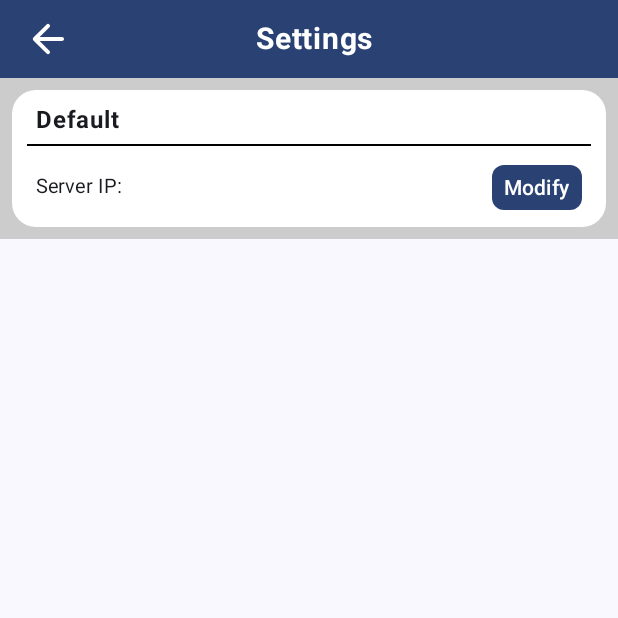
After one commit to TopSea/SimpleGLM, an Android app built with Jetpack Compose: the SettingScreen screen opened through its navigation route, on a phone screen of 412 x 824 dp, the top half of it. The commit adds this screen. Run offline under Robolectric (Android 15) with nearby library versions, the phone set to English and light mode, and no system bars; libraries missing offline, so code that uses them is left out: com.tencent.mmkv; 2 statements that could not run were skipped.

Commit message:
简单的界面。

```diff
--- a/app/src/main/AndroidManifest.xml
+++ b/app/src/main/AndroidManifest.xml
@@ -3,6 +3,7 @@
     xmlns:tools="http://schemas.android.com/tools">
 
     <application
+        android:name=".SimpleApplication"
         android:allowBackup="true"
         android:dataExtractionRules="@xml/data_extraction_rules"
         android:fullBackupContent="@xml/backup_rules"
--- a/app/src/main/java/top/topsea/simpleglm/MainActivity.kt
+++ b/app/src/main/java/top/topsea/simpleglm/MainActivity.kt
@@ -10,19 +10,34 @@ import androidx.compose.material3.Text
 import androidx.compose.runtime.Composable
 import androidx.compose.ui.Modifier
 import androidx.compose.ui.tooling.preview.Preview
+import androidx.navigation.compose.NavHost
+import androidx.navigation.compose.composable
+import androidx.navigation.compose.rememberNavController
+import top.topsea.simpleglm.ui.screen.MainScreen
+import top.topsea.simpleglm.ui.screen.SettingScreen
 import top.topsea.simpleglm.ui.theme.SimpleGLMTheme
 
 class MainActivity : ComponentActivity() {
     override fun onCreate(savedInstanceState: Bundle?) {
         super.onCreate(savedInstanceState)
         setContent {
+            val navController = rememberNavController()
             SimpleGLMTheme {
                 // A surface container using the 'background' color from the theme
                 Surface(
                     modifier = Modifier.fillMaxSize(),
                     color = MaterialTheme.colorScheme.background
                 ) {
-                    Greeting("Android")
+                    NavHost(navController = navController, startDestination = "main_screen") {
+                        composable("main_screen") {
+                            MainScreen(
+                                navigateToProfile = { },
+                                navController = navController,
+                            )
+                        }
+                        composable("settings") { SettingScreen(navController = navController) }
+                    }
+
                 }
             }
         }
--- /dev/null
+++ b/app/src/main/java/top/topsea/simpleglm/settings/CSettings.kt
@@ -0,0 +1,26 @@
+package top.topsea.simpleglm.settings
+
+import androidx.compose.runtime.Composable
+
+class CSettings(name: String, enabled: Boolean = true) {
+    var commentName: String
+    var executeStage: Int = 0
+    var enabled: Boolean = true
+    lateinit var settingsUI: @Composable () -> Unit
+
+    constructor(
+        settingsUI: @Composable () -> Unit,
+        executeStage: Int,
+        name: String,
+        enabled: Boolean = true
+    ): this(name, enabled){
+        this.executeStage = executeStage
+        this.settingsUI = settingsUI
+        this.enabled = enabled
+    }
+
+    init {
+        commentName = name
+    }
+
+}
--- /dev/null
+++ b/app/src/main/java/top/topsea/simpleglm/ui/screen/MainScreen.kt
@@ -0,0 +1,95 @@
+package top.topsea.simpleglm.ui.screen
+
+import android.graphics.drawable.Icon
+import androidx.compose.foundation.Image
+import androidx.compose.foundation.background
+import androidx.compose.foundation.clickable
+import androidx.compose.foundation.layout.Box
+import androidx.compose.foundation.layout.Column
+import androidx.compose.foundation.layout.fillMaxSize
+import androidx.compose.foundation.layout.fillMaxWidth
+import androidx.compose.foundation.layout.height
+import androidx.compose.foundation.layout.padding
+import androidx.compose.foundation.layout.size
+import androidx.compose.foundation.lazy.rememberLazyListState
+import androidx.compose.material.icons.Icons
+import androidx.compose.material.icons.rounded.Settings
+import androidx.compose.material3.ExperimentalMaterial3Api
+import androidx.compose.material3.Icon
+import androidx.compose.material3.Scaffold
+import androidx.compose.material3.Text
+import androidx.compose.material3.dynamicLightColorScheme
+import androidx.compose.runtime.Composable
+import androidx.compose.runtime.rememberCoroutineScope
+import androidx.compose.ui.Alignment
+import androidx.compose.ui.Modifier
+import androidx.compose.ui.graphics.Color
+import androidx.compose.ui.graphics.toArgb
+import androidx.compose.ui.platform.LocalContext
+import androidx.compose.ui.res.stringResource
+import androidx.compose.ui.text.font.FontWeight
+import androidx.compose.ui.unit.ExperimentalUnitApi
+import androidx.compose.ui.unit.TextUnit
+import androidx.compose.ui.unit.TextUnitType
+import androidx.compose.ui.unit.dp
+import androidx.navigation.NavController
+import top.topsea.simpleglm.R
+
+@OptIn(ExperimentalMaterial3Api::class)
+@Composable
+fun MainScreen(
+    navController: NavController,
+    navigateToProfile: (String) -> Unit,
+) {
+    val scrollState = rememberLazyListState()
+    val scope = rememberCoroutineScope()
+
+    Scaffold(
+        topBar = { MainTopBar(navController) }
+    ) { paddingValues ->
+        Column(
+            Modifier
+                .fillMaxSize()
+                .padding(paddingValues)) {
+        }
+    }
+
+}
+
+@OptIn(ExperimentalUnitApi::class)
+@Composable
+fun MainTopBar(
+    navController: NavController
+) {
+    val context = LocalContext.current
+
+    Box(
+        modifier = Modifier
+            .fillMaxWidth()
+            .height(52.dp)
+            .background(color = Color(dynamicLightColorScheme(context).primary.toArgb()))
+    ) {
+        Text(
+            text = stringResource(id = R.string.app_name),
+            modifier = Modifier
+                .padding(start = 16.dp)
+                .align(Alignment.CenterStart),
+            fontSize = TextUnit(value = 20F, type = TextUnitType.Sp),
+            fontWeight = FontWeight.Bold,
+            color = Color.White
+        )
+
+        Icon(
+            imageVector = Icons.Rounded.Settings,
+            contentDescription = null,
+            modifier = Modifier
+                .padding(end = 16.dp, top = 4.dp, bottom = 8.dp)
+                .size(32.dp)
+                .align(Alignment.CenterEnd)
+                .clickable {
+                    navController.navigate("settings")
+                },
+            tint = Color.White
+        )
+    }
+}
--- /dev/null
+++ b/app/src/main/java/top/topsea/simpleglm/ui/screen/SettingScreen.kt
@@ -0,0 +1,200 @@
+package top.topsea.simpleglm.ui.screen
+
+import androidx.compose.foundation.background
+import androidx.compose.foundation.clickable
+import androidx.compose.foundation.layout.Box
+import androidx.compose.foundation.layout.Column
+import androidx.compose.foundation.layout.PaddingValues
+import androidx.compose.foundation.layout.Row
+import androidx.compose.foundation.layout.fillMaxWidth
+import androidx.compose.foundation.layout.height
+import androidx.compose.foundation.layout.padding
+import androidx.compose.foundation.layout.size
+import androidx.compose.foundation.lazy.LazyColumn
+import androidx.compose.foundation.shape.RoundedCornerShape
+import androidx.compose.foundation.text.BasicTextField
+import androidx.compose.foundation.text.KeyboardOptions
+import androidx.compose.material.icons.Icons
+import androidx.compose.material.icons.rounded.ArrowBack
+import androidx.compose.material3.Button
+import androidx.compose.material3.ExperimentalMaterial3Api
+import androidx.compose.material3.Icon
+import androidx.compose.material3.Scaffold
+import androidx.compose.material3.Switch
+import androidx.compose.material3.Text
+import androidx.compose.material3.dynamicLightColorScheme
+import androidx.compose.runtime.*
+import androidx.compose.ui.Alignment
+import androidx.compose.ui.Modifier
+import androidx.compose.ui.graphics.Color
+import androidx.compose.ui.graphics.toArgb
+import androidx.compose.ui.platform.LocalContext
+import androidx.compose.ui.res.stringResource
+import androidx.compose.ui.text.TextStyle
+import androidx.compose.ui.text.font.FontWeight
+import androidx.compose.ui.text.input.KeyboardType
+import androidx.compose.ui.unit.ExperimentalUnitApi
+import androidx.compose.ui.unit.TextUnit
+import androidx.compose.ui.unit.TextUnitType
+import androidx.compose.ui.unit.dp
+import androidx.navigation.NavController
+import com.tencent.mmkv.MMKV
+import top.topsea.simpleglm.settings.CSettings
+import top.topsea.simpleglm.R
+
+@OptIn(ExperimentalMaterial3Api::class)
+@Composable
+fun SettingScreen(
+    navController: NavController
+) {
+    val setting = CSettings({ DefaultSettings() }, executeStage = 1, name = "Default")
+    val settings = listOf(setting)
+    Scaffold(
+        topBar = { SettingTopBar(navController) },
+    ) { paddingValues ->
+        LazyColumn(
+            modifier = Modifier
+                .background(color = Color.LightGray)
+                .padding(paddingValues)
+        ) {
+            items(settings.size) {
+                BasicSettingBlock(modifier = Modifier.padding(8.dp), setting = settings[it])
+            }
+        }
+    }
+}
+
+@OptIn(ExperimentalUnitApi::class)
+@Composable
+fun SettingTopBar(
+    navController: NavController
+) {
+    val context = LocalContext.current
+
+    Box(
+        modifier = Modifier
+            .fillMaxWidth()
+            .height(52.dp)
+            .background(color = Color(dynamicLightColorScheme(context).primary.toArgb()))
+    ) {
+        Icon(
+            imageVector = Icons.Rounded.ArrowBack, contentDescription = null,
+            modifier = Modifier
+                .align(Alignment.CenterStart)
+                .padding(start = 16.dp)
+                .size(32.dp)
+                .clickable {
+                    navController.navigate("main_screen") {
+                        popUpTo("main_screen") { inclusive = true }
+                    }
+                },
+            tint = Color.White
+        )
+
+        Text(
+            text = "Settings",
+            modifier = Modifier
+                .padding(start = 8.dp)
+                .align(Alignment.Center),
+            fontSize = TextUnit(value = 20F, type = TextUnitType.Sp),
+            fontWeight = FontWeight.Bold,
+            color = Color.White
+        )
+    }
+
+}
+
+
+@OptIn(ExperimentalUnitApi::class)
+@Composable
+fun BasicSettingBlock(
+    modifier: Modifier,
+    setting: CSettings
+) {
+    Column(modifier = modifier.background(color = Color.White, shape = RoundedCornerShape(16.dp))) {
+        Box(modifier = Modifier
+            .fillMaxWidth()
+            .padding(top = 4.dp, start = 8.dp, end = 16.dp)) {
+            Text(
+                text = setting.commentName,
+                fontSize = TextUnit(value = 16F, type = TextUnitType.Sp),
+                modifier = Modifier.padding(vertical = 4.dp, horizontal = 8.dp).align(Alignment.CenterStart),
+                fontWeight = FontWeight.Bold
+            )
+
+        }
+        Box(modifier = Modifier
+            .height(1.dp)
+            .align(Alignment.CenterHorizontally)
+            .fillMaxWidth(0.95F)
+            .background(color = Color.Black))
+        Column(modifier = Modifier.padding(vertical = 8.dp, horizontal = 16.dp)) {
+            setting.settingsUI()
+        }
+    }
+}
+
+@OptIn(ExperimentalUnitApi::class)
+@Composable
+fun DefaultSettings() {
+    val context = LocalContext.current
+
+    val kv = MMKV.defaultMMKV()
+    val serverIP: String = kv.decodeString(stringResource(id = R.string.server_ip), "http:192.168.0.107:8888")!!
+    var serverIPStr by remember { mutableStateOf(serverIP) }
+
+
+    var enableServerIP by remember { mutableStateOf(true) }
+    var textColor by remember {
+        mutableStateOf(Color.LightGray)
+    }
+
+    var btn by remember {
+        mutableStateOf("Modify")
+    }
+    Column(modifier = Modifier.fillMaxWidth()) {
+        Box(modifier = Modifier.fillMaxWidth()) {
+            Row(
+                modifier = Modifier.align(Alignment.CenterStart),
+            ) {
+                Text(
+                    text = "Server IP: ",
+                    modifier = Modifier.align(Alignment.CenterVertically),
+                    fontSize = TextUnit(value = 13F, type = TextUnitType.Sp)
+                )
+                BasicTextField(
+                    modifier = Modifier
+                        .align(Alignment.CenterVertically),
+                    value = serverIPStr,
+                    onValueChange = { serverIPStr = it },
+                    enabled = true,
+                    readOnly = enableServerIP,
+                    keyboardOptions = KeyboardOptions(keyboardType = KeyboardType.Number),
+                    textStyle = TextStyle(color = textColor)
+                )
+            }
+            Button(
+                modifier = Modifier
+                    .padding(vertical = 4.dp)
+                    .align(Alignment.CenterEnd)
+                    .height(30.dp),
+                onClick = {
+                    enableServerIP = !enableServerIP
+                    if (!enableServerIP) {
+                        textColor = Color.Black
+                        btn ="Confirm"
+                    } else {
+                        textColor = Color.LightGray
+                        btn ="Modify"
+                        kv.encode(context.resources.getString(R.string.server_ip), serverIPStr)
+                    }
+                },
+                shape = RoundedCornerShape(8.dp),
+                contentPadding = PaddingValues(vertical = 2.dp, horizontal = 8.dp)
+            ) {
+                Text(text = btn)
+            }
+        }
+
+    }
+}
```
Also changed, not shown: app/build.gradle (+12 -1 lines), app/src/main/java/top/topsea/simpleglm/SimpleApplication.kt (added, +17 -0 lines), app/src/main/java/top/topsea/simpleglm/settings/Utils.kt (added, +90 -0 lines), app/src/main/res/values/strings.xml (+27 -0 lines).
